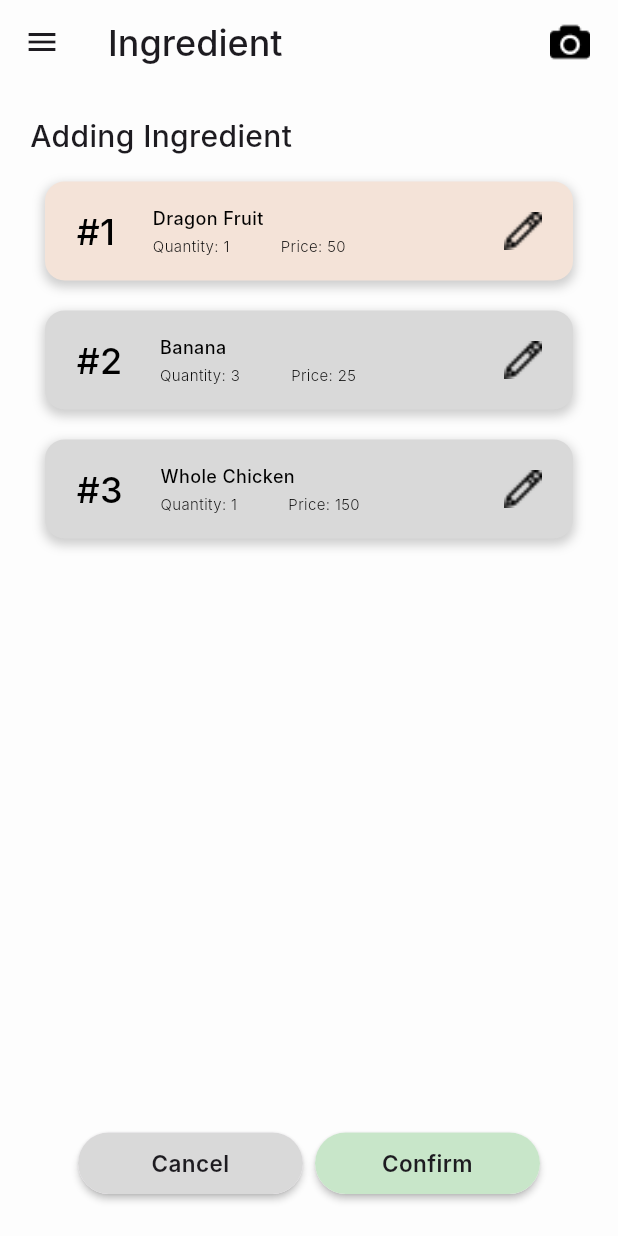
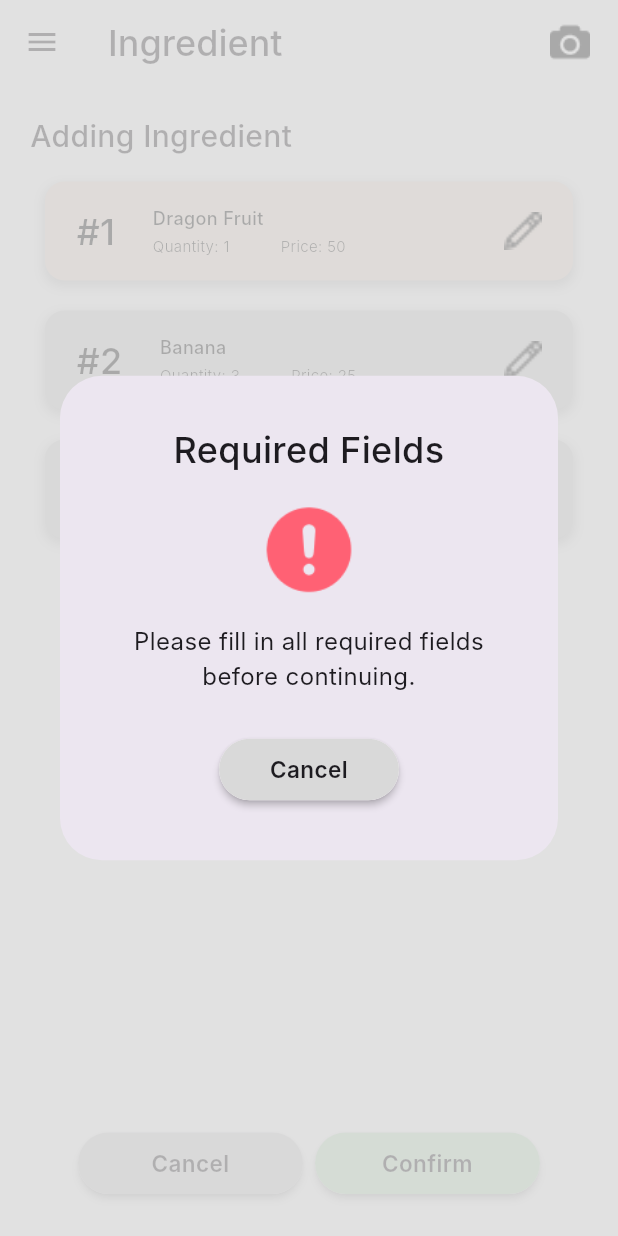
Before and after one commit to BakingUp/BakingUp-Frontend, a Flutter app: the AddIngredientReceiptScreen screen opened by its route, after a tap on "Confirm", on a phone screen of 412 x 824 dp. Run offline on Flutter 3.47's test engine with Material 3 defaults, Android fonts, the phone set to English and light mode, and no system bars; Roboto replaces fonts that are missing (Inter).

Commit message:
[ADD] Dialog integration to add ingredient receipt screen

```diff
--- a/lib/screens/add_ingredient_receipt_screen.dart
+++ b/lib/screens/add_ingredient_receipt_screen.dart
@@ -8,6 +8,7 @@ import 'package:bakingup_frontend/constants/colors.dart';
 import 'package:bakingup_frontend/utilities/drawer.dart';
 import 'package:bakingup_frontend/widgets/add_ingredient_receipt/add_ingredient_receipt_container.dart';
 import 'package:bakingup_frontend/widgets/add_ingredient_receipt/add_ingredient_receipt_stock_title.dart';
+import 'package:bakingup_frontend/widgets/baking_up_dialog.dart';
 
 class AddIngredientReceiptScreen extends StatefulWidget {
   const AddIngredientReceiptScreen({super.key});
@@ -20,6 +21,7 @@ class AddIngredientReceiptScreen extends StatefulWidget {
 class _AddIngredientReceiptScreenState
     extends State<AddIngredientReceiptScreen> {
   final int _currentDrawerIndex = 4;
+  final bool _isAllEdited = false;
   final List<IngredientDetail> ingredientDetail = [
     IngredientDetail(
       ingredientName: "Dragon Fruit",
@@ -108,8 +110,31 @@ class _AddIngredientReceiptScreenState
               children: [
                 BakingUpLongActionButton(title: 'Cancel', color: greyColor),
                 const SizedBox(width: 8),
-                BakingUpLongActionButton(
-                    title: 'Confirm', color: lightGreenColor),
+                _isAllEdited
+                    ? BakingUpLongActionButton(
+                        title: 'Confirm',
+                        color: lightGreenColor,
+                        dialogParams: BakingUpDialogParams(
+                          title: 'Confirm Adding Ingredient?',
+                          imgUrl: 'assets/icons/warning.png',
+                          content:
+                              'You\'re about to add new ingredient data to the warehouse.',
+                          grayButtonTitle: 'Cancel',
+                          secondButtonTitle: 'Confirm',
+                          secondButtonColor: lightGreenColor,
+                        ),
+                      )
+                    : BakingUpLongActionButton(
+                        title: 'Confirm',
+                        color: lightGreenColor,
+                        dialogParams: BakingUpDialogParams(
+                          title: 'Required Fields',
+                          imgUrl: 'assets/icons/warning.png',
+                          content:
+                              'Please fill in all required fields before continuing.',
+                          grayButtonTitle: 'Cancel',
+                        ),
+                      ),
               ],
             ),
           ),
--- a/lib/widgets/baking_up_dialog.dart
+++ b/lib/widgets/baking_up_dialog.dart
@@ -60,13 +60,17 @@ class BakingUpDialog extends StatelessWidget {
               children: [
                 BakingUpLongActionButton(
                     title: grayButtonTitle, color: greyColor, width: 120),
-                const SizedBox(width: 8),
                 secondButtonTitle != null &&
                         secondButtonTitle?.isNotEmpty == true
-                    ? BakingUpLongActionButton(
-                        title: secondButtonTitle!,
-                        color: secondButtonColor ?? lightGreenColor,
-                        width: 120)
+                    ? Row(
+                        children: [
+                          const SizedBox(width: 8),
+                          BakingUpLongActionButton(
+                              title: secondButtonTitle!,
+                              color: secondButtonColor ?? lightGreenColor,
+                              width: 120),
+                        ],
+                      )
                     : Container()
               ],
             )
```
